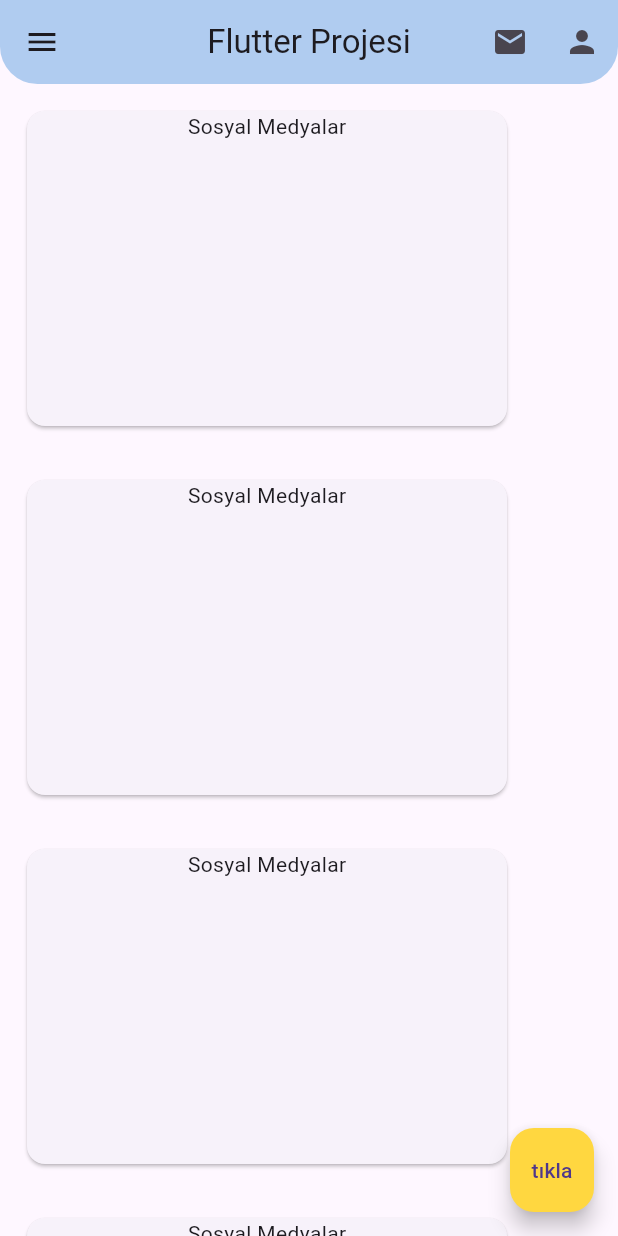
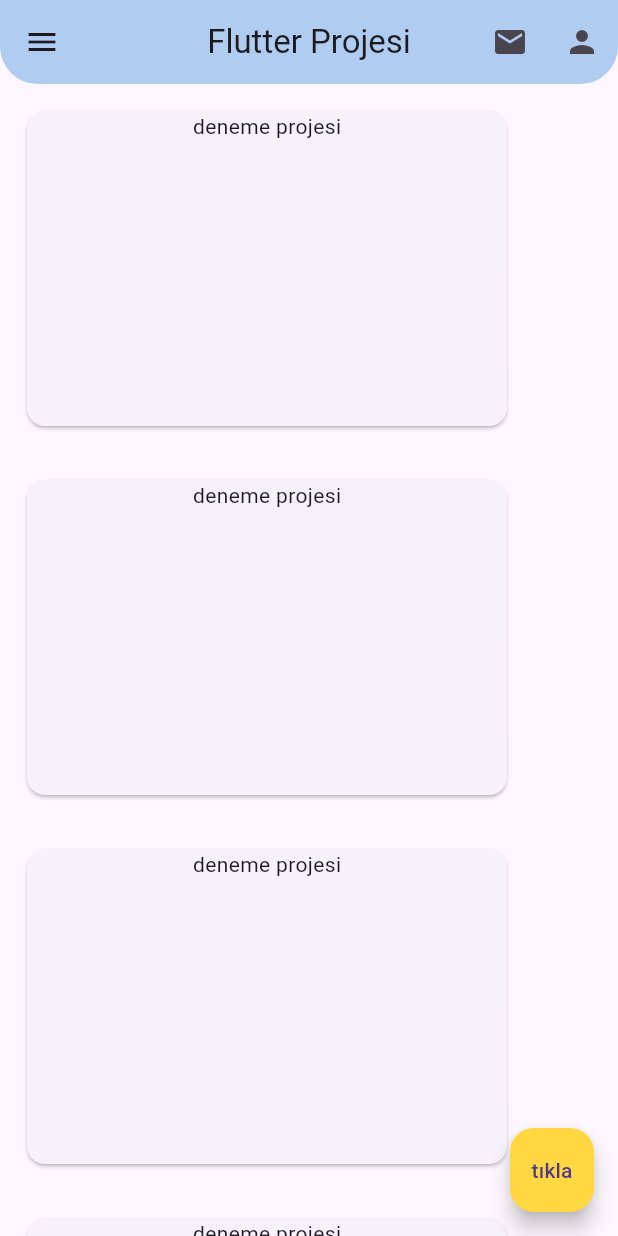
Before and after one commit to kaanertugrulkoc/pLove-PureLove-, a Flutter app: the screen it shows after launch, on a phone screen of 412 x 824 dp. Run offline on Flutter 3.47's test engine with Material 3 defaults, Android fonts, the light colour scheme and no system bars.

Commit message:
Update 0.0_widgetlar.dart

```diff
--- a/lib/0.0_widgetlar.dart
+++ b/lib/0.0_widgetlar.dart
@@ -17,7 +17,7 @@ class ogrencikayit extends StatelessWidget {
             height: 210,
             child: Column(
               children: [
-                Text("Sosyal Medyalar"),
+                Text("deneme projesi"),
               ],
             ),
           ),
```
